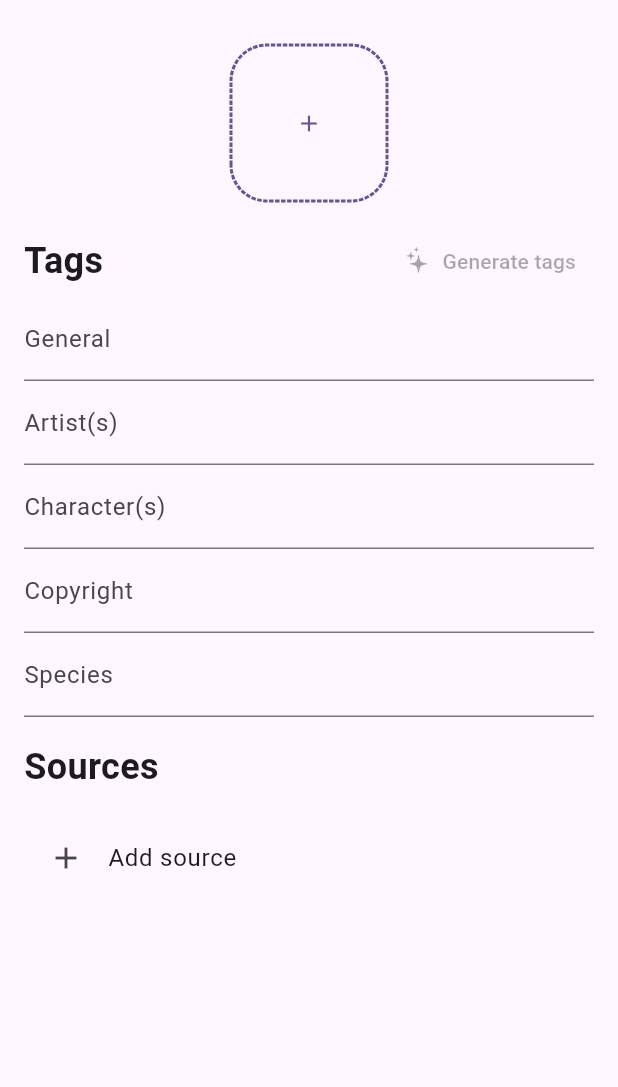
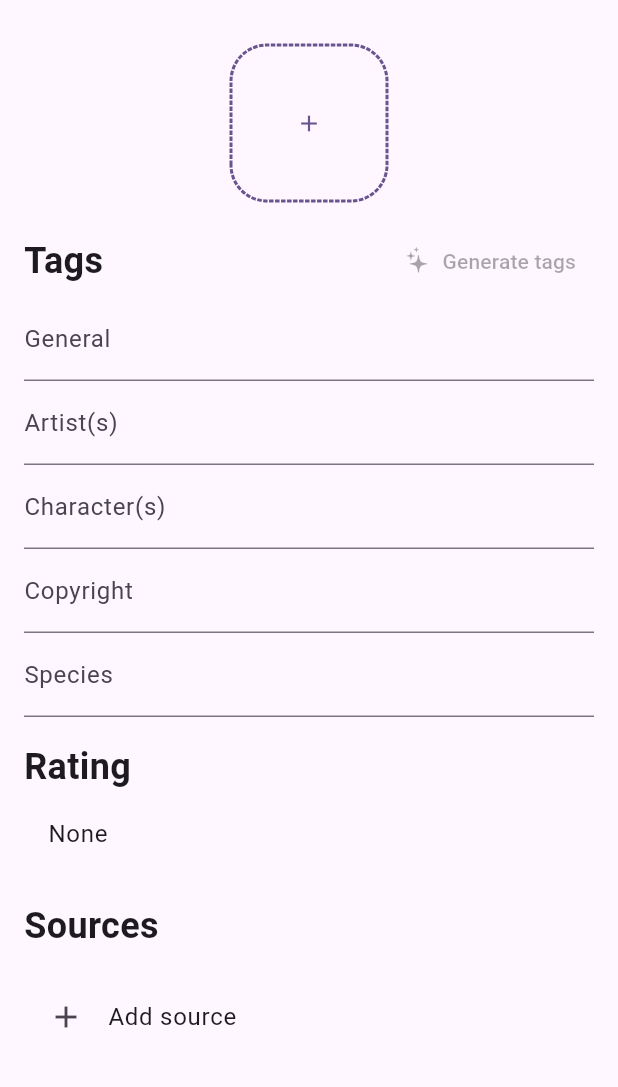
Before and after one commit to resucutie/localbooru, a Flutter app: the ImageManagerView screen opened directly, on a phone screen of 412 x 824 dp, the part 63-1150 px from its top. Run offline on Flutter 3.47's test engine with Material 3 defaults, Android fonts, the phone set to English and light mode, and no system bars; drawn by our look-alikes of dotted_border, dynamic_color; our stand-ins replace extended_image, file_picker, flutter_cache_manager, flutter_svg, go_router, open_file and 7 more; missing offline and left inert: bitsdojo_window, ffmpeg_cli, image_compression, media_kit, media_kit_video, receive_sharing_intent and 2 more; accounts and stored records are empty; network calls fail.

Commit message:
initial work on ratings

```diff
--- a/lib/api/readable.dart
+++ b/lib/api/readable.dart
@@ -36,10 +36,19 @@ class Booru {
             if(!fileToCheck.containsKey(metadata)) throw "File  $id doesn't contain property $metadata";
         }
 
+        final Rating? rating = switch(fileToCheck["rating"]) {
+            "safe" => Rating.safe,
+            "questionable" => Rating.questionable,
+            "explicit" => Rating.explicit,
+            "illegal" => Rating.illegal,
+            _ => null
+        };
+
         return BooruImage(
             id: id,
             path: p.join(path, "files", fileToCheck["filename"]),
             tags: fileToCheck["tags"],
+            rating: rating,
             sources: List<String>.from(fileToCheck["sources"] ?? [])
         );
     }
@@ -148,7 +157,7 @@ class Booru {
 }
 
 class BooruImage {
-    BooruImage({required this.id, required this.path, required this.tags, this.sources}) {
+    BooruImage({required this.id, required this.path, required this.tags, this.sources, this.rating}) {
         filename = p.basename(path);
     }
 
@@ -156,7 +165,10 @@ class BooruImage {
     String path;
     String filename = "";
     String tags;
+    Rating? rating;
     List<String>? sources;
 
     File getImage() => File(path);
 }
+
+enum Rating {safe, questionable, explicit, illegal}
--- a/lib/api/writable.dart
+++ b/lib/api/writable.dart
@@ -8,6 +8,7 @@ Future writeSettings(String path, Map raw) async {
 Future<BooruImage> addImage({required File imageFile,
     String? id,
     String tags = "",
+    Rating? rating,
     List<String> sources = const []
 }) async {
     final Booru booru = await getCurrentBooru();
@@ -26,10 +27,19 @@ Future<BooruImage> addImage({required File imageFile,
 
     if(id == null || int.parse(id) > files.length) id = "${files.length}";
 
+    final String? ratingString = switch(rating) {
+        Rating.safe => "safe",
+        Rating.questionable => "questionable",
+        Rating.explicit => "explicit",
+        Rating.illegal => "illegal",
+        _ => null
+    };
+
     Map toPush = {
         "id": id,
         "filename": p.basename(copiedFile.path),
         "tags": tags,
+        if(ratingString != null) "rating": ratingString,
         "sources": sources
     };
 
--- a/lib/views/image_manager/index.dart
+++ b/lib/views/image_manager/index.dart
@@ -12,6 +12,7 @@ import 'package:localbooru/components/headers.dart';
 import 'package:localbooru/components/window_frame.dart';
 import 'package:localbooru/utils/constants.dart';
 import 'package:localbooru/utils/tags.dart';
+import 'package:localbooru/views/image_manager/peripherals.dart';
 import 'package:localbooru/views/image_manager/preset_api.dart';
 import 'package:shared_preferences/shared_preferences.dart';
 
@@ -37,6 +38,8 @@ class _ImageManagerViewState extends State<ImageManagerView> {
     bool isEditing = false;
     bool isGeneratingTags = false;
 
+    Rating? rating;
+
     List<String> urlList = [];
     String loadedImage = "";
 
@@ -50,6 +53,7 @@ class _ImageManagerViewState extends State<ImageManagerView> {
             final preset = widget.preset!;
             if(preset.image != null) loadedImage = preset.image!.path;
             if(preset.sources != null) urlList = preset.sources!;
+            rating = preset.rating;
 
             if(preset.tags != null) {
                 tagController.text = preset.tags!["generic"]?.join(" ") ?? "";
@@ -75,12 +79,13 @@ class _ImageManagerViewState extends State<ImageManagerView> {
             ...speciesTags,
         ].where((e) => e.isNotEmpty).toList();
 
-        debugPrint(allTags.toString(), wrapWidth: 9999);
+        // debugPrint(allTags.toString(), wrapWidth: 9999);
 
         await addImage(
             imageFile: File(loadedImage),
             tags: allTags.join(" "),
             sources: urlList,
+            rating: rating,
             id: widget.preset?.replaceID
         );
         await addSpecificTags(artistTags, type: "artist");
@@ -244,6 +249,27 @@ class _ImageManagerViewState extends State<ImageManagerView> {
                             validator: (value) => validateTagTexts(value, "species"),
                             style: const TextStyle(color: SpecificTagsColors.species),
                         ),
+
+                        const Header("Rating"),
+                        ListTile(
+                            title: Text(switch(rating) {
+                                Rating.safe => "Safe",
+                                Rating.questionable => "Questionable",
+                                Rating.explicit => "Explicit",
+                                Rating.illegal => "Illegal",
+                                _ => "None"
+                            }),
+                            onTap: () async {
+                                final choosenRating = await showDialog(
+                                    context: context,
+                                    builder: (_) => RatingChooserDialog(selected: rating, hasNull: true,)
+                                );
+                                if(choosenRating == null) return;
+                                else if(choosenRating == "None") setState(() => rating = null);
+                                else setState(() => rating = choosenRating);
+                            },
+                        ),
+
                         const Header("Sources"),
                         ListStringTextInput(
                             addButton: const Text("Add source"),
--- a/lib/views/image_manager/peripherals.dart
+++ b/lib/views/image_manager/peripherals.dart
@@ -1,5 +1,6 @@
 import 'package:flutter/material.dart';
 import 'package:go_router/go_router.dart';
+import 'package:localbooru/api/index.dart';
 import 'package:localbooru/components/window_frame.dart';
 import 'package:localbooru/utils/get_website.dart';
 import 'package:string_validator/string_validator.dart';
@@ -77,3 +78,32 @@ class _InsertURLDialogState extends State<InsertURLDialog> {
         );
     }
 }
+
+class RatingChooserDialog extends StatelessWidget {
+    const RatingChooserDialog({super.key, this.selected, this.hasNull = false});
+
+    final Rating? selected;
+    final bool hasNull;
+
+    @override
+    Widget build(BuildContext context) {
+        return AlertDialog(
+            title: const Text("Rating"),
+            contentPadding: const EdgeInsets.only(top: 16.0, bottom: 24.0),
+            content: Column(
+                mainAxisSize: MainAxisSize.min,
+                children: [
+                    for (final rating in [if(hasNull) null, Rating.safe, Rating.questionable, Rating.explicit, Rating.illegal]) RadioListTile(
+                        groupValue: selected,
+                        value: rating,
+                        title: Text(rating == null ? "None" : rating.name.replaceFirstMapped(rating.name[0], (match) => rating.name[0].toUpperCase())),
+                        onChanged: (value) => Navigator.of(context).pop(value ?? "None"),
+                    ),
+                ],
+            ),
+            actions: [
+                TextButton(onPressed: Navigator.of(context).pop, child: const Text("Close"))
+            ],
+        );
+    }
+}
--- a/lib/views/image_manager/preset_api.dart
+++ b/lib/views/image_manager/preset_api.dart
@@ -14,11 +14,12 @@ final cache = DefaultCacheManager();
 
 
 class PresetImage {
-    const PresetImage({this.image, this.tags, this.sources, this.replaceID});
+    const PresetImage({this.image, this.tags, this.sources, this.replaceID, this.rating});
 
     final File? image;
     final Map<String, List<String>>? tags;
     final List<String>? sources;
+    final Rating? rating;
     final String? replaceID;
 
     static Future<PresetImage> fromExistingImage(BooruImage image) async {
@@ -28,6 +29,7 @@ class PresetImage {
             image: File(image.path),
             sources: image.sources,
             tags: await booru.separateTagsByType(image.tags.split(" ")),
+            rating: image.rating,
             replaceID: image.id
         );
     }
@@ -45,7 +47,7 @@ class PresetImage {
             "gelbooru2" => await gelbooruToPreset(url),
             "twitter" => await twitterToPreset(url),
             "furaffinity" => await furaffinityToPreset(url),
-            "devianart" => await devianartToPreset(url),
+            "deviantart" => await deviantartToPreset(url),
             _ => await anyURLToPreset(url)
         };
         return preset;
@@ -253,7 +255,7 @@ Future<PresetImage> furaffinityToPreset(String url) async {
 }
 
 // devianart: use their oEmbed API
-Future<PresetImage> devianartToPreset(String url) async {
+Future<PresetImage> deviantartToPreset(String url) async {
     final res = await http.get(Uri.parse(["https://backend.deviantart.com/oembed?url=", url].join()));
     final json = jsonDecode(res.body);
 
--- a/lib/views/navigation/image_view.dart
+++ b/lib/views/navigation/image_view.dart
@@ -302,6 +302,17 @@ class _ImageViewProprietiesState extends State<ImageViewProprieties> {
                         }
                     ),
 
+                    if(widget.image.rating != null) ...[
+                        const Header("Rating"),
+                        Text(switch(widget.image.rating) {
+                            Rating.safe => "Safe",
+                            Rating.questionable => "Questionable",
+                            Rating.explicit => "Explicit",
+                            Rating.illegal => "Illegal",
+                            _ => widget.image.rating!.name
+                        })
+                    ],
+
                     const SizedBox(height: 16,),
                     if(widget.image.sources != null && widget.image.sources!.isNotEmpty) Column(
                         crossAxisAlignment: CrossAxisAlignment.start,
```
